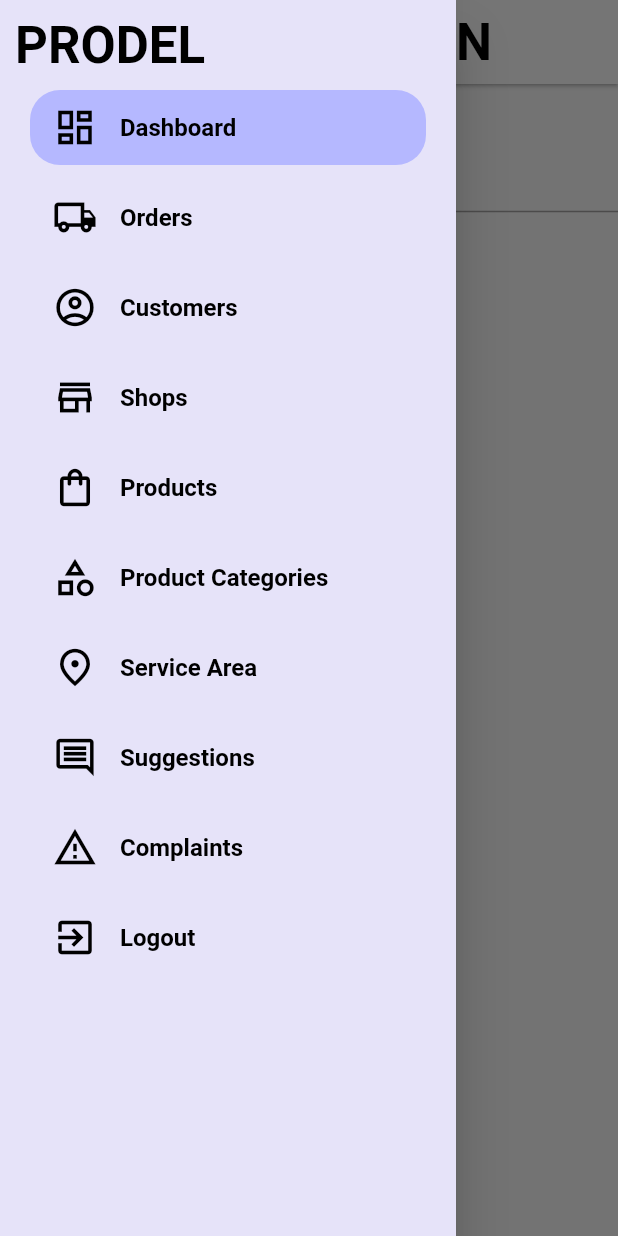
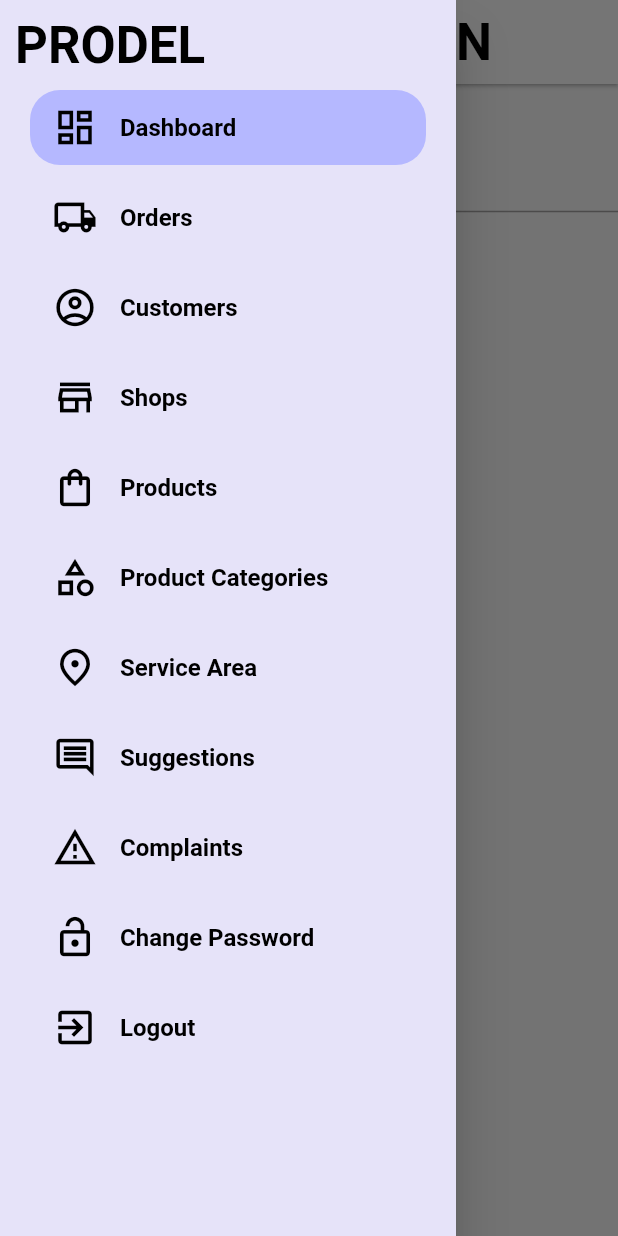
Before and after one commit to A6JUN/PRODEL_admin, a Flutter app: the Homescreen screen opened directly, with the side drawer open, on a phone screen of 412 x 824 dp. Run offline on Flutter 3.47's test engine with Material 2 defaults, Android fonts, the light colour scheme and no system bars; our stand-ins replace bloc, cached_network_image, data_table_2, flutter_bloc, google_fonts, logger and 1 more; accounts and stored records are empty; Roboto replaces fonts that are missing (Cambay).

Commit message:
change password dialog implementation changed to drawer

```diff
--- a/lib/ui/screens/home_screen.dart
+++ b/lib/ui/screens/home_screen.dart
@@ -10,6 +10,7 @@ import 'package:prodel_admin/ui/screens/product_screen.dart';
 import 'package:prodel_admin/ui/screens/service_area_screen.dart';
 import 'package:prodel_admin/ui/screens/shops_screen.dart';
 import 'package:prodel_admin/ui/screens/suggestion_screen.dart';
+import 'package:prodel_admin/ui/widgets/change_password_dialog.dart';
 import 'package:prodel_admin/ui/widgets/custom_alert_dialog.dart';
 import 'package:prodel_admin/values/colors.dart';
 import 'package:supabase_flutter/supabase_flutter.dart';
@@ -244,6 +245,22 @@ class _HomescreenState extends State<Homescreen>
             Padding(
               padding: const EdgeInsets.symmetric(horizontal: 20),
               child: DashboardItem(
+                icon: Icons.lock_open_outlined,
+                label: 'Change Password',
+                onTap: () {
+                  showDialog(
+                    context: context,
+                    builder: (context) => const ChangePasswordDialog(),
+                  );
+                },
+              ),
+            ),
+            const SizedBox(
+              height: 10,
+            ),
+            Padding(
+              padding: const EdgeInsets.symmetric(horizontal: 20),
+              child: DashboardItem(
                 icon: Icons.exit_to_app_outlined,
                 label: 'Logout',
                 onTap: () {
```
